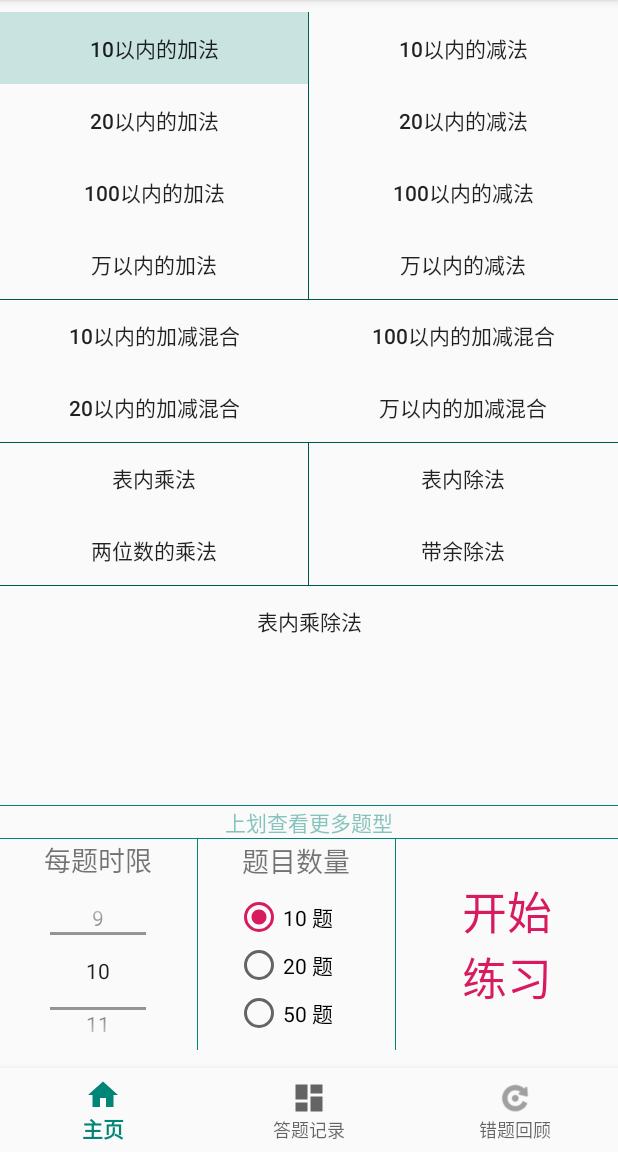
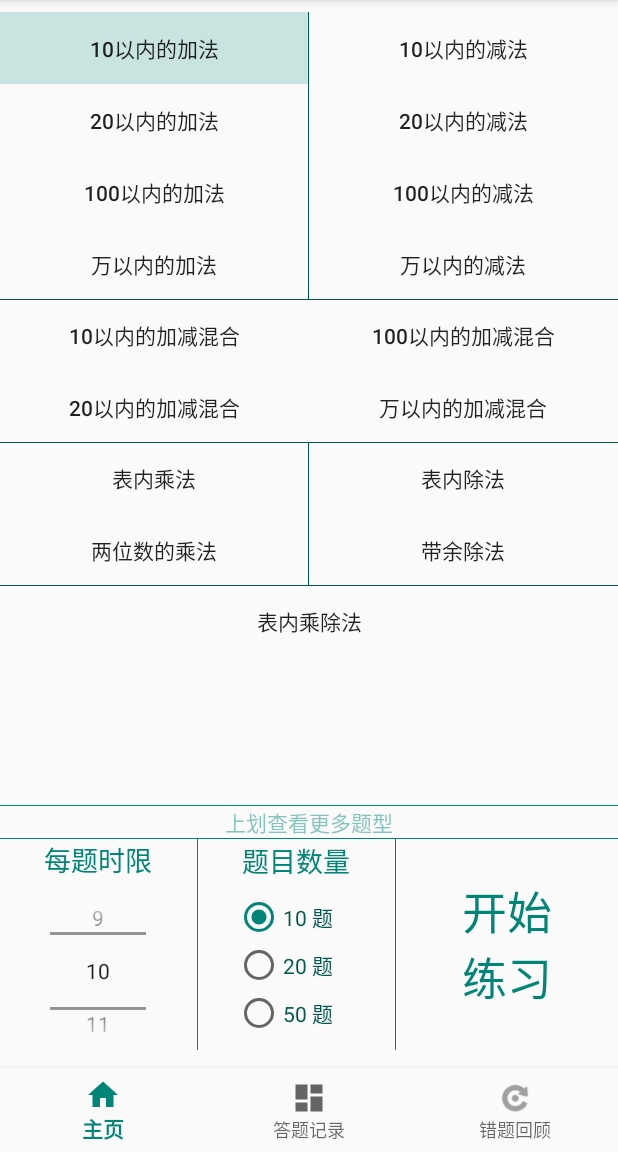
Before and after one commit to AkibaSummer/Oral_calculus, an Android app: the screen it shows after launch (MainActivity), on a phone screen of 412 x 824 dp, the part 84-1236 px from its top. Run offline under Robolectric (Android 15) with nearby library versions, the phone set to English and light mode, and no system bars.

Commit message:
set ui && detail

```diff
--- a/app/src/main/java/com/silentselene/Oral_calculus/ScoreActivity.java
+++ b/app/src/main/java/com/silentselene/Oral_calculus/ScoreActivity.java
@@ -75,7 +75,7 @@ public class ScoreActivity extends AppCompatActivity {
         num.setText((getResources().getString(R.string.score_num) + Constant.problemNum));
         each_time.setText((getResources().getString(R.string.score_each_time) + (Constant.isReview ? Constant.re_each_time : Constant.each_time) + "秒"));
         time.setText((getResources().getString(R.string.score_time) + Constant.totalTime + "秒"));
-        avg_time.setText((getResources().getString(R.string.score_avgTime) + (int) ((float) Constant.totalTime / Constant.problemNum + 0.5) + "秒"));
+        avg_time.setText((getResources().getString(R.string.score_avgTime) + String.format(getString(R.string.format_avg_time), (float) Constant.totalTime / Constant.problemNum) + "秒"));
         correct.setText((getResources().getString(R.string.score_correct) + Constant.correct));
         incorrect.setText((getResources().getString(R.string.score_incorrect) + Constant.incorrect));
         timeout.setText((getResources().getString(R.string.score_timeout) + Constant.timeout));
--- a/app/src/main/res/layout/fragment_home.xml
+++ b/app/src/main/res/layout/fragment_home.xml
@@ -275,6 +275,7 @@
                 android:layout_marginBottom="8dp"
                 android:text="每题时限"
                 android:textAlignment="center"
+                android:textColor="@color/colorPrimary"
                 android:textSize="18sp"
                 app:layout_constraintBottom_toBottomOf="parent"
                 app:layout_constraintEnd_toStartOf="@+id/radioGroup"
@@ -310,6 +311,7 @@
                 android:layout_marginBottom="8dp"
                 android:text="题目数量"
                 android:textAlignment="center"
+                android:textColor="@color/colorPrimary"
                 android:textSize="18sp"
                 app:layout_constraintBottom_toBottomOf="parent"
                 app:layout_constraintEnd_toEndOf="parent"
@@ -332,21 +334,24 @@
                     android:layout_height="wrap_content"
                     android:layout_weight="1"
                     android:checked="true"
-                    android:text="10 题" />
+                    android:text="10 题"
+                    android:textColor="@color/colorPrimaryDark" />
 
                 <RadioButton
                     android:id="@+id/p20"
                     android:layout_width="wrap_content"
                     android:layout_height="wrap_content"
                     android:layout_weight="1"
-                    android:text="20 题" />
+                    android:text="20 题"
+                    android:textColor="@color/colorPrimaryDark" />
 
                 <RadioButton
                     android:id="@+id/p50"
                     android:layout_width="wrap_content"
                     android:layout_height="wrap_content"
                     android:layout_weight="1"
-                    android:text="50 题" />
+                    android:text="50 题"
+                    android:textColor="@color/colorPrimaryDark" />
             </RadioGroup>
 
         </LinearLayout>
@@ -368,6 +373,7 @@
             android:layout_marginBottom="8dp"
             android:layout_weight="1"
             android:text="开始\n练习"
+            android:textColor="@color/colorPrimary"
             android:textSize="30sp"
             app:layout_constraintBottom_toBottomOf="parent"
             app:layout_constraintEnd_toEndOf="parent"
--- a/app/src/main/res/values/colors.xml
+++ b/app/src/main/res/values/colors.xml
@@ -2,7 +2,7 @@
 <resources>
     <color name="colorPrimary">#008577</color>
     <color name="colorPrimaryDark">#00574B</color>
-    <color name="colorAccent">#D81B60</color>
+    <color name="colorAccent">#008577</color>
     <color name="colorLight">#F0FFFF</color>
     <color name="colorBlue">#AAAAFF</color>
     <color name="colorClicked">#33008577</color>
```
Also changed, not shown: app/src/main/res/values/strings.xml (+5 -4 lines).
